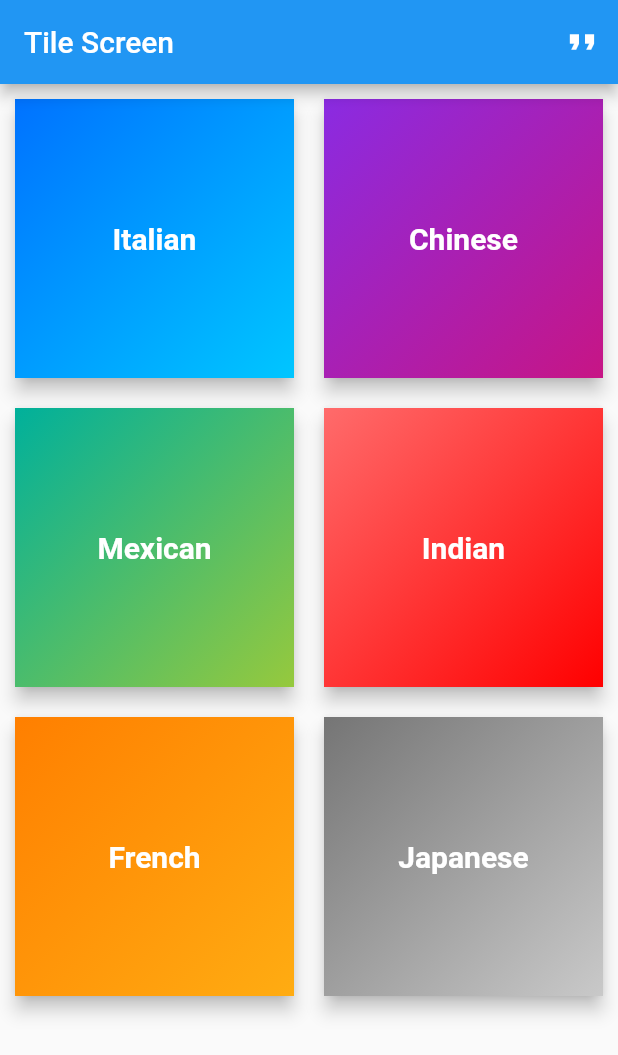
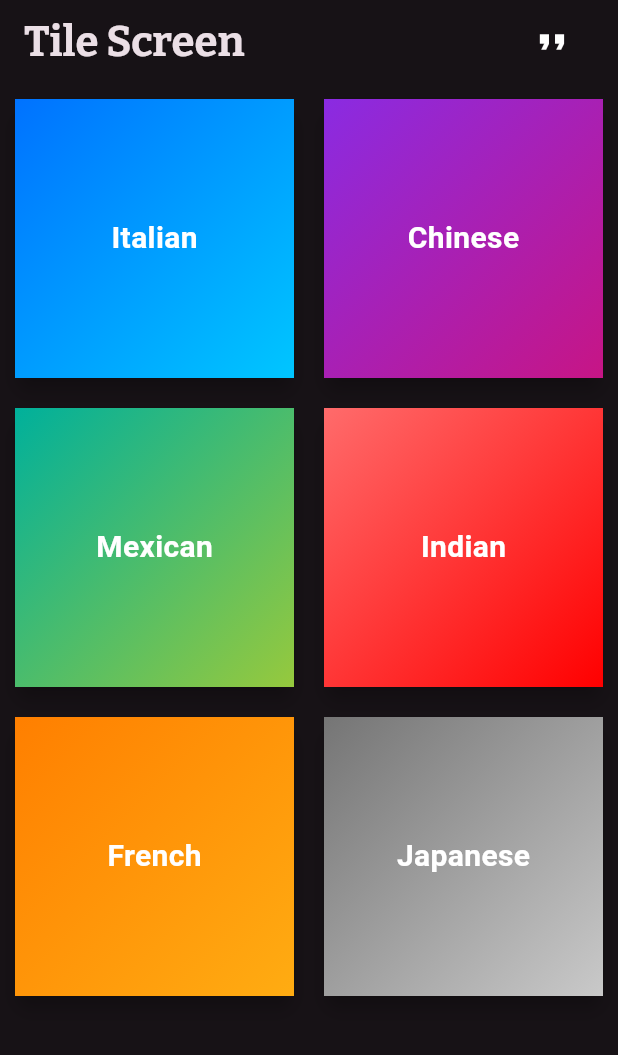
Before and after one commit to rahu1ramesh/recipes-flutter, a Flutter app: the screen it shows after launch, on a phone screen of 412 x 824 dp. Shown: the top 1055 px of the screen. Run offline on Flutter 3.47's test engine with Material 2 defaults, Android fonts, the phone set to English and light mode, and no system bars; our stand-ins replace go_router, google_fonts.

Commit message:
[Rahul] | Add. Styling

```diff
--- a/lib/cookBook.dart
+++ b/lib/cookBook.dart
@@ -1,5 +1,6 @@
-import 'package:cookbook/navigation/router.dart';
+import 'navigation/router.dart';
 import 'package:flutter/material.dart';
+import 'package:google_fonts/google_fonts.dart';
 
 class CookBookApp extends StatelessWidget {
   const CookBookApp({super.key});
@@ -7,6 +8,26 @@ class CookBookApp extends StatelessWidget {
   @override
   Widget build(BuildContext context) {
     return MaterialApp.router(
+      title: "CookBook",
+      theme: ThemeData(
+        useMaterial3: true,
+        colorScheme: ColorScheme.fromSeed(
+          seedColor: Colors.purple,
+          brightness: Brightness.dark,
+        ),
+        textTheme: TextTheme(
+          titleLarge: GoogleFonts.bitter(
+            fontSize: 28,
+            fontStyle: FontStyle.normal,
+            fontWeight: FontWeight.bold,
+          ),
+          bodyLarge: GoogleFonts.bitter(
+            fontSize: 16,
+            fontStyle: FontStyle.normal,
+            fontWeight: FontWeight.bold,
+          ),
+        ),
+      ),
       debugShowCheckedModeBanner: false,
       routerConfig: router,
     );
--- a/lib/screens/home.dart
+++ b/lib/screens/home.dart
@@ -24,12 +24,15 @@ class _HomeScreenState extends State<HomeScreen> {
       appBar: AppBar(
         title: const Text('Tile Screen'),
         actions: <Widget>[
-          IconButton(
-            icon: const Icon(
-              Icons.format_quote_sharp,
-              color: Colors.white,
+          Padding(
+            padding: const EdgeInsets.only(right: 20.0),
+            child: IconButton(
+              icon: const Icon(
+                Icons.format_quote_sharp,
+                color: Colors.white,
+              ),
+              onPressed: () => context.go('/quotes'),
             ),
-            onPressed: () => context.go('/quotes'),
           )
         ],
       ),
--- a/lib/widgets.dart/recipe_tile.dart
+++ b/lib/widgets.dart/recipe_tile.dart
@@ -12,14 +12,14 @@ class RecipeTile extends StatelessWidget {
     return Padding(
       padding: const EdgeInsets.symmetric(vertical: 0.0, horizontal: 20.0),
       child: Card(
-        color: Colors.white,
+        color: Colors.black,
         child: ListTile(
           onTap: () => context.goNamed('recipe', extra: recipe),
-          leading: const Icon(Icons.restaurant, color: Colors.lightBlueAccent),
+          leading: const Icon(Icons.restaurant, color: Colors.purple),
           title: Text(recipe.name),
           trailing: const Icon(
             Icons.arrow_forward_ios,
-            color: Colors.lightBlueAccent,
+            color: Colors.purple,
           ),
         ),
       ),
--- a/pubspec.yaml
+++ b/pubspec.yaml
@@ -12,6 +12,7 @@ dependencies:
 
   cupertino_icons: ^1.0.2
   go_router: ^10.1.2
+  google_fonts: ^6.1.0
 
 dev_dependencies:
   flutter_test:
```
Also changed, not shown: pubspec.lock, 10 other files.
